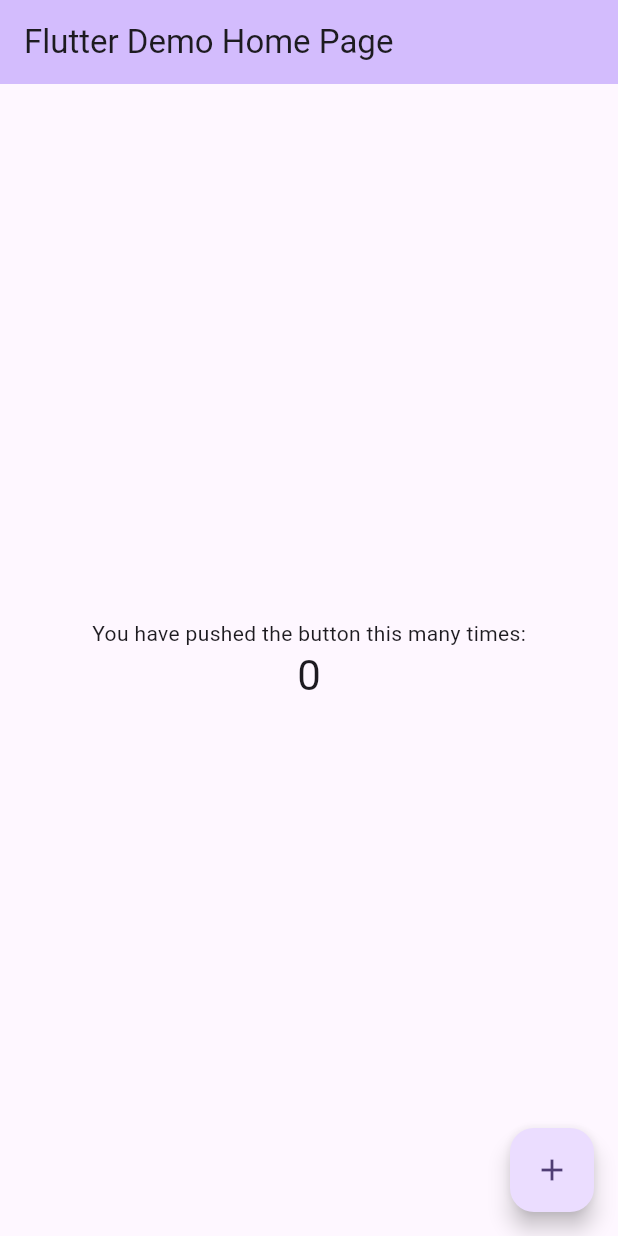
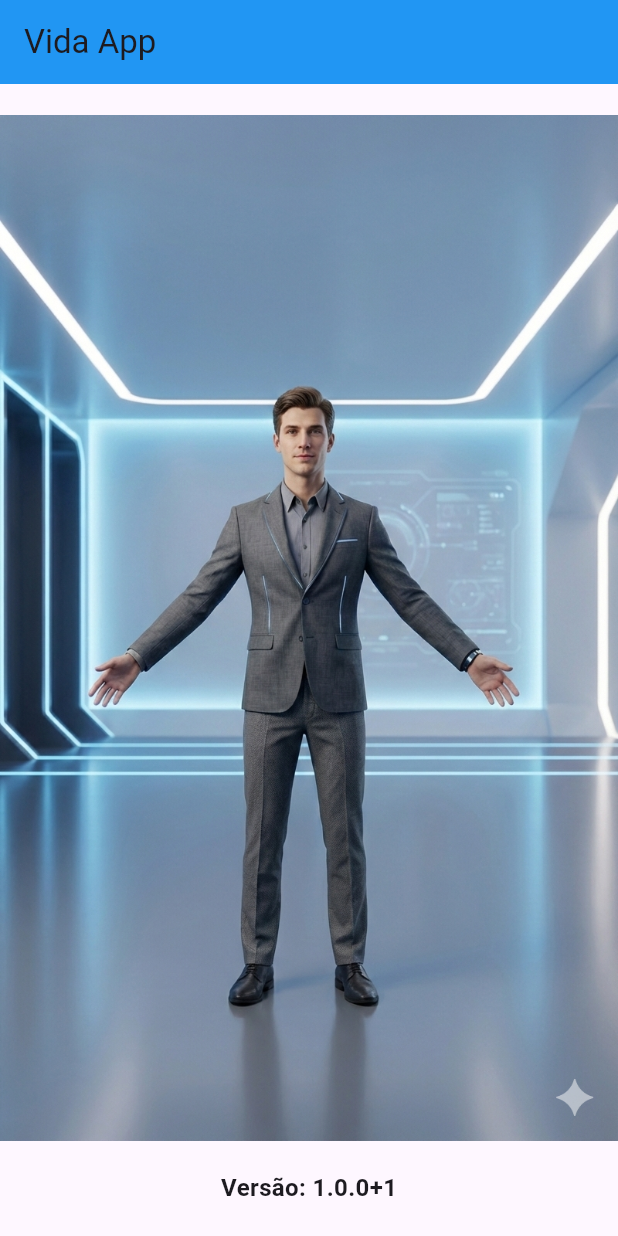
Before and after one commit to Fabrithizio/Vida_app, a Flutter app: the screen it shows after launch, on a phone screen of 412 x 824 dp. Run offline on Flutter 3.47's test engine with Material 3 defaults, Android fonts, the phone set to English and light mode, and no system bars; our stand-ins replace package_info_plus.

Commit message:
primeira versão

```diff
--- a/lib/main.dart
+++ b/lib/main.dart
@@ -1,122 +1,70 @@
 import 'package:flutter/material.dart';
+import 'package:package_info_plus/package_info_plus.dart';
 
 void main() {
-  runApp(const MyApp());
+  runApp(const MyApp()); // 🚨 sempre presente
 }
 
 class MyApp extends StatelessWidget {
   const MyApp({super.key});
 
-  // This widget is the root of your application.
   @override
   Widget build(BuildContext context) {
     return MaterialApp(
-      title: 'Flutter Demo',
-      theme: ThemeData(
-        // This is the theme of your application.
-        //
-        // TRY THIS: Try running your application with "flutter run". You'll see
-        // the application has a purple toolbar. Then, without quitting the app,
-        // try changing the seedColor in the colorScheme below to Colors.green
-        // and then invoke "hot reload" (save your changes or press the "hot
-        // reload" button in a Flutter-supported IDE, or press "r" if you used
-        // the command line to start the app).
-        //
-        // Notice that the counter didn't reset back to zero; the application
-        // state is not lost during the reload. To reset the state, use hot
-        // restart instead.
-        //
-        // This works for code too, not just values: Most code changes can be
-        // tested with just a hot reload.
-        colorScheme: .fromSeed(seedColor: Colors.deepPurple),
-      ),
-      home: const MyHomePage(title: 'Flutter Demo Home Page'),
+      debugShowCheckedModeBanner: false, // tira a faixa "debug" vermelha
+      home: const HomePage(), // 🚨 primeira tela
     );
   }
 }
 
-class MyHomePage extends StatefulWidget {
-  const MyHomePage({super.key, required this.title});
-
-  // This widget is the home page of your application. It is stateful, meaning
-  // that it has a State object (defined below) that contains fields that affect
-  // how it looks.
-
-  // This class is the configuration for the state. It holds the values (in this
-  // case the title) provided by the parent (in this case the App widget) and
-  // used by the build method of the State. Fields in a Widget subclass are
-  // always marked "final".
-
-  final String title;
+class HomePage extends StatefulWidget {
+  const HomePage({super.key});
 
   @override
-  State<MyHomePage> createState() => _MyHomePageState();
+  State<HomePage> createState() => _HomePageState();
 }
 
-class _MyHomePageState extends State<MyHomePage> {
-  int _counter = 0;
+class _HomePageState extends State<HomePage> {
+  String _version = "";
 
-  void _incrementCounter() {
+  @override
+  void initState() {
+    super.initState();
+    _loadVersion(); // 🚨 carrega a versão ao iniciar
+  }
+
+  Future<void> _loadVersion() async {
+    final info = await PackageInfo.fromPlatform();
     setState(() {
-      // This call to setState tells the Flutter framework that something has
-      // changed in this State, which causes it to rerun the build method below
-      // so that the display can reflect the updated values. If we changed
-      // _counter without calling setState(), then the build method would not be
-      // called again, and so nothing would appear to happen.
-      _counter++;
+      _version = "${info.version}+${info.buildNumber}";
     });
   }
 
   @override
   Widget build(BuildContext context) {
-    // This method is rerun every time setState is called, for instance as done
-    // by the _incrementCounter method above.
-    //
-    // The Flutter framework has been optimized to make rerunning build methods
-    // fast, so that you can just rebuild anything that needs updating rather
-    // than having to individually change instances of widgets.
     return Scaffold(
       appBar: AppBar(
-        // TRY THIS: Try changing the color here to a specific color (to
-        // Colors.amber, perhaps?) and trigger a hot reload to see the AppBar
-        // change color while the other colors stay the same.
-        backgroundColor: Theme.of(context).colorScheme.inversePrimary,
-        // Here we take the value from the MyHomePage object that was created by
-        // the App.build method, and use it to set our appbar title.
-        title: Text(widget.title),
+        title: const Text("Vida App"),
+        backgroundColor: Colors.blue,
       ),
       body: Center(
-        // Center is a layout widget. It takes a single child and positions it
-        // in the middle of the parent.
         child: Column(
-          // Column is also a layout widget. It takes a list of children and
-          // arranges them vertically. By default, it sizes itself to fit its
-          // children horizontally, and tries to be as tall as its parent.
-          //
-          // Column has various properties to control how it sizes itself and
-          // how it positions its children. Here we use mainAxisAlignment to
-          // center the children vertically; the main axis here is the vertical
-          // axis because Columns are vertical (the cross axis would be
-          // horizontal).
-          //
-          // TRY THIS: Invoke "debug painting" (choose the "Toggle Debug Paint"
-          // action in the IDE, or press "p" in the console), to see the
-          // wireframe for each widget.
-          mainAxisAlignment: .center,
+          mainAxisAlignment: MainAxisAlignment.center,
           children: [
-            const Text('You have pushed the button this many times:'),
+            InteractiveViewer(
+              panEnabled: true,
+              minScale: 0.5,
+              maxScale: 4.0,
+              child: Image.asset("assets/images/Modelo_masculino.png"),
+            ),
+            const SizedBox(height: 20),
             Text(
-              '$_counter',
-              style: Theme.of(context).textTheme.headlineMedium,
+              "Versão: $_version", // 🚨 mostra a versão atual
+              style: const TextStyle(fontSize: 16, fontWeight: FontWeight.bold),
             ),
           ],
         ),
       ),
-      floatingActionButton: FloatingActionButton(
-        onPressed: _incrementCounter,
-        tooltip: 'Increment',
-        child: const Icon(Icons.add),
-      ),
     );
   }
 }
```
Also changed, not shown: pubspec.yaml (+8 -0 lines), assets/images/Modelo_masculino.png (added), pubspec.lock, 1 other file.
